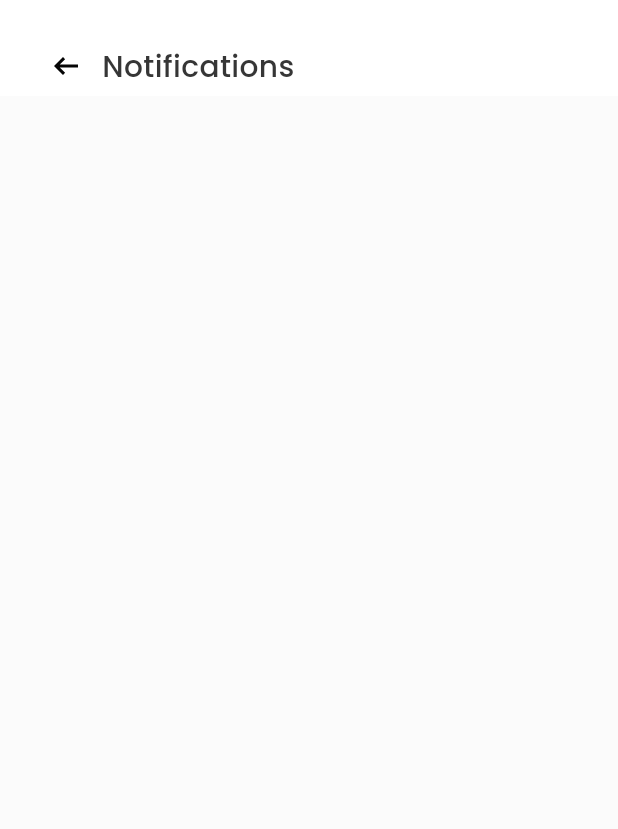
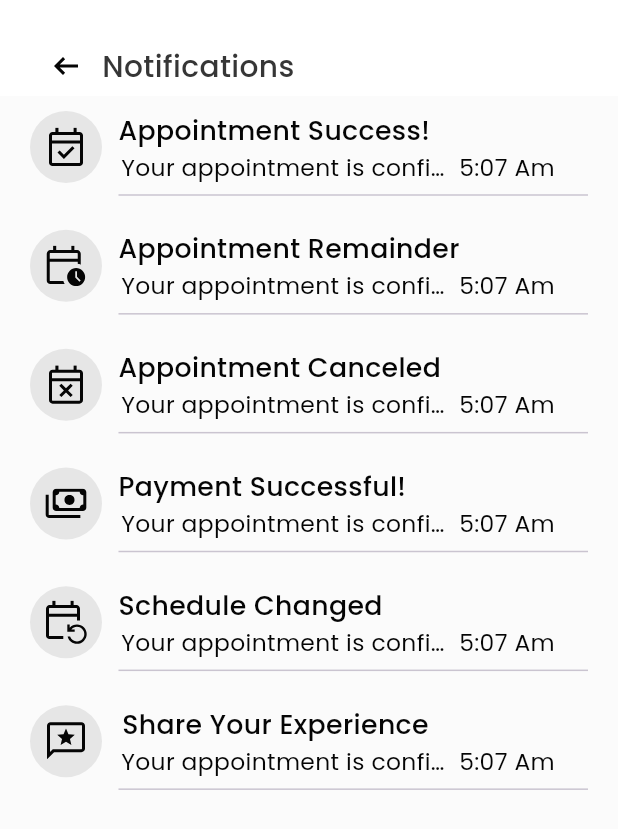
Before and after one commit to bdCalling-Sdt-hub/doctor_booking_app, a Flutter app: the NotificationScreen screen opened by its route, on a phone screen of 412 x 824 dp. Shown: the top 829 px of the screen. Run offline on Flutter 3.47's test engine with Material 3 defaults, Android fonts, the phone set to English and light mode, and no system bars; our stand-ins replace cached_network_image, flutter_screenutil, flutter_svg, fluttertoast, get, google_fonts and 3 more; accounts and stored records are empty; network calls fail.

Commit message:
notification screen is completed

```diff
--- /dev/null
+++ b/lib/controller/notification_controller/notification_controller.dart
@@ -0,0 +1,15 @@
+import 'package:doctor_booking/utils/app_icons/app_icons.dart';
+import 'package:get/get.dart';
+
+class NotificationController extends GetxController{
+
+  final List<Map<String, dynamic>> notificationList = [
+    {"title": "Appointment Success!", "subtitle": 'Your appointment is confirmed',"time": '5:07 Am','icon':AppIcons.eventAvailable},
+    {"title": "Appointment Remainder", "subtitle": 'Your appointment is confirmed',"time": '5:07 Am','icon':AppIcons.calendarClock},
+    {"title": "Appointment Canceled", "subtitle": 'Your appointment is confirmed',"time": '5:07 Am','icon':AppIcons.eventBusy},
+    {"title": "Payment Successful!", "subtitle": 'Your appointment is confirmed',"time": '5:07 Am','icon':AppIcons.payments},
+    {"title": "Schedule Changed", "subtitle": 'Your appointment is confirmed',"time": '5:07 Am','icon':AppIcons.eventRepeat},
+    {"title": "Share Your Experience ", "subtitle": 'Your appointment is confirmed',"time": '5:07 Am','icon':AppIcons.review},
+
+
+  ];}
--- a/lib/core/app_routes/app_routes.dart
+++ b/lib/core/app_routes/app_routes.dart
@@ -40,7 +40,7 @@ class AppRoutes {
 
     ///============================Home section================
     GetPage(name: searchScreen, page: () =>  const SearchScreen()),
-    GetPage(name: notificationScreen, page: () =>  const NotificationScreen()),
+    GetPage(name: notificationScreen, page: () =>   NotificationScreen()),
 
   ];
 }
--- a/lib/core/dependency/dependency_injection.dart
+++ b/lib/core/dependency/dependency_injection.dart
@@ -1,5 +1,6 @@
 
 import 'package:doctor_booking/controller/home_controller/home_controller.dart';
+import 'package:doctor_booking/controller/notification_controller/notification_controller.dart';
 import 'package:doctor_booking/controller/profile_controller/profile_controller.dart';
 import 'package:get/get.dart';
 
@@ -10,6 +11,7 @@ class DependencyInjection extends Bindings {
     ///==========================User section==================
    Get.lazyPut(() => ProfileController(), fenix: true);
    Get.lazyPut(() => HomeController(), fenix: true);
+   Get.lazyPut(() => NotificationController(), fenix: true);
 
 
   }
--- a/lib/view/screen/patient_screen/notification_screen/notification_screen.dart
+++ b/lib/view/screen/patient_screen/notification_screen/notification_screen.dart
@@ -1,28 +1,38 @@
+import 'package:doctor_booking/controller/notification_controller/notification_controller.dart';
 import 'package:doctor_booking/utils/app_colors/app_colors.dart';
 import 'package:doctor_booking/utils/app_strings/app_strings.dart';
 import 'package:doctor_booking/view/widgets/custom_app_bar/custom_app_bar.dart';
-import 'package:flutter/cupertino.dart';
+import 'package:doctor_booking/view/widgets/custom_container/custom_container.dart';
+import 'package:doctor_booking/view/widgets/custom_notification/custom_notification.dart';
 import 'package:flutter/material.dart';
+import 'package:get/get.dart';
 
 class NotificationScreen extends StatelessWidget {
-  const NotificationScreen({super.key});
+   NotificationScreen({super.key});
 
+  final NotificationController notificationController = Get.find<NotificationController>();
   @override
   Widget build(BuildContext context) {
     return  Scaffold(
       backgroundColor: AppColors.whiteLightActive,
-
-      appBar: CustomAppBar(appBarContent: AppStrings.notifications,),
-      body: Column(
-        children: [
-          Column(
-            children: [
-              Container(
-
-              )
-            ],
-          )
-        ],
+      ///===========================Notification Appbar=-=================
+      appBar: const CustomAppBar(
+        appBarContent: AppStrings.notifications,
+      ),
+      body: Padding(
+        padding: const EdgeInsets.symmetric(horizontal: 20,vertical: 10),
+        child: Column(
+          children: List.generate(notificationController.notificationList.length, (index){
+            return  NotificationItem(
+              container: CustomContainer(
+                iconSrc: notificationController.notificationList[index]['icon'],
+              ),
+              title: notificationController.notificationList[index]['title'],
+              description: notificationController.notificationList[index]['subtitle'],
+              time: notificationController.notificationList[index]['time'],
+            );
+          })
+        ),
       ),
     );
   }
--- /dev/null
+++ b/lib/view/widgets/custom_notification/custom_notification.dart
@@ -0,0 +1,72 @@
+import 'package:doctor_booking/utils/app_colors/app_colors.dart';
+import 'package:doctor_booking/view/widgets/custom_text/custom_text.dart';
+import 'package:flutter/material.dart';
+import 'package:flutter_screenutil/flutter_screenutil.dart';
+
+class NotificationItem extends StatelessWidget {
+  final Widget container;
+  final String title;
+  final String description;
+  final String time;
+
+  const NotificationItem({
+    super.key,
+    required this.container,
+    required this.title,
+    required this.description,
+    required this.time,
+  });
+
+  @override
+  Widget build(BuildContext context) {
+    return Row(
+      crossAxisAlignment: CrossAxisAlignment.start,
+      children: [
+        container,
+        SizedBox(width: 10.w),
+        Expanded(
+          child: Column(
+            crossAxisAlignment: CrossAxisAlignment.start,
+            children: [
+              CustomText(
+                text: title,
+                color: AppColors.blackNormal,
+                fontWeight: FontWeight.w500,
+                fontSize: 16.sp,
+              ),
+              Row(
+                children: [
+                  Flexible(
+                    flex: 7,
+                    child: CustomText(
+                      text: description,
+                      color: AppColors.blackNormal,
+                      fontWeight: FontWeight.w400,
+                      fontSize: 14.sp,
+                    ),
+                  ),
+                  Flexible(
+                    flex: 3,
+                    child: CustomText(
+                      left: 8,
+                      text: time,
+                      color: AppColors.blackNormal,
+                      fontWeight: FontWeight.w400,
+                      fontSize: 14.sp,
+                      textAlign: TextAlign.end,
+                    ),
+                  ),
+                ],
+              ),
+              const Divider(),
+               SizedBox(height: 15.h,)
+            ],
+
+          ),
+
+        ),
+
+      ],
+    );
+  }
+}
```
